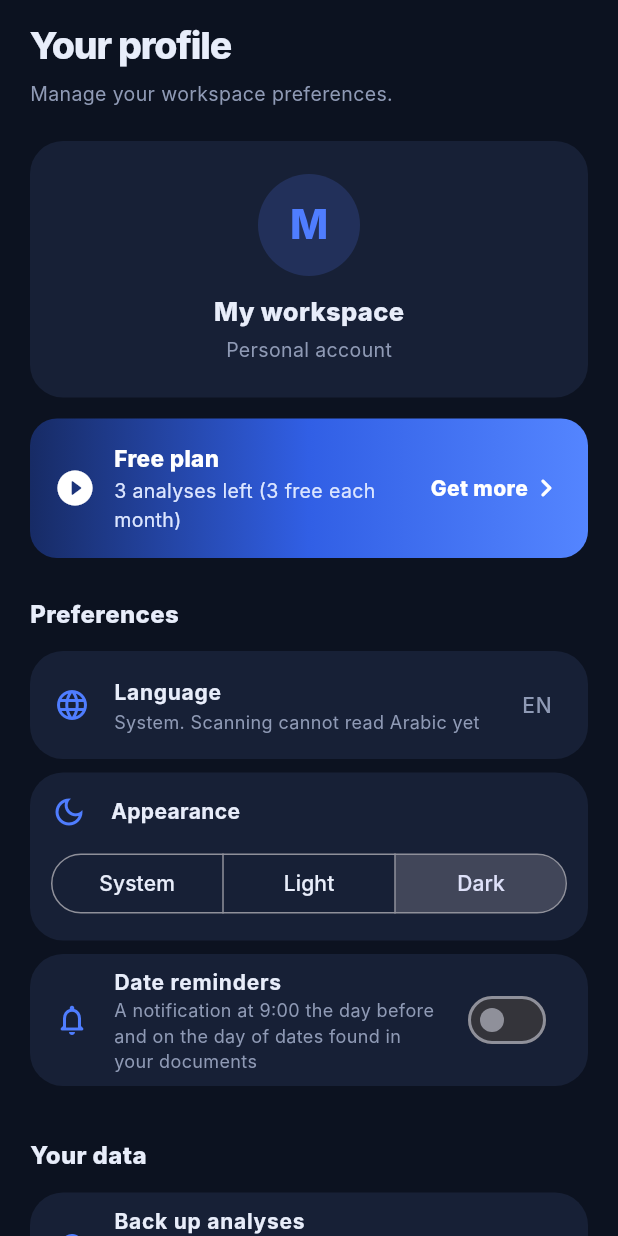
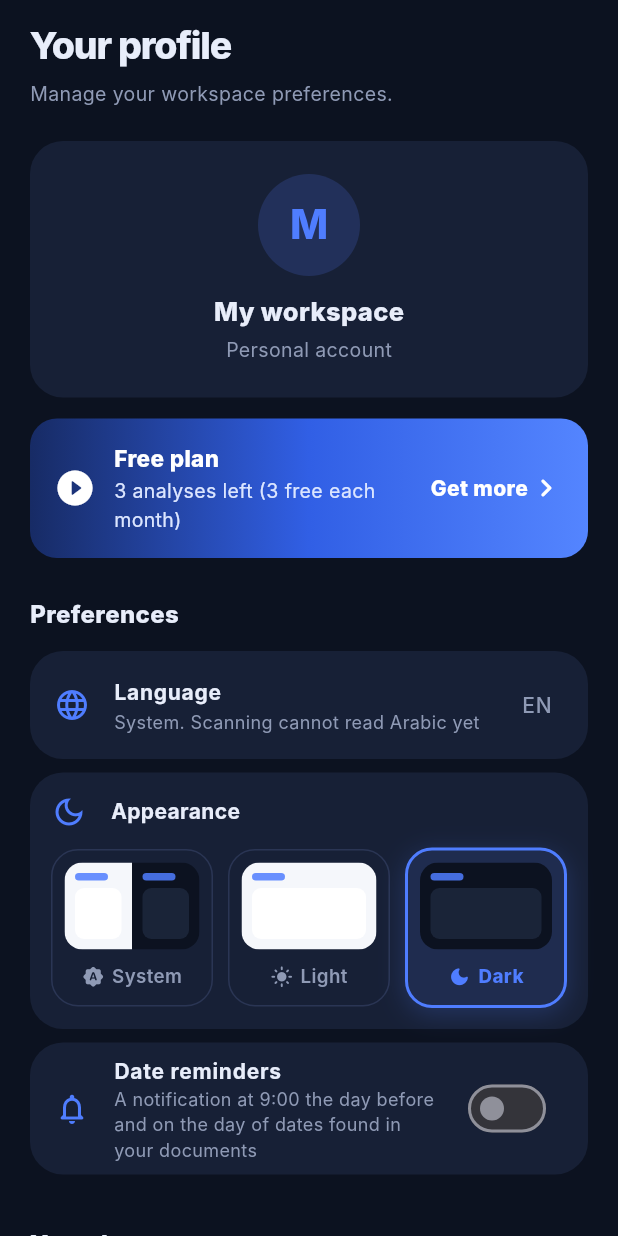
Before and after one commit to aminemtar/Document-Analyser, a Flutter app: the ProfilePage widget shown alone on an empty page, opened directly with empty values, after a tap on "Dark", on a phone screen of 412 x 824 dp. Run offline on Flutter 3.47's test engine with Material 3 defaults, Android fonts, the phone set to English and light mode, and no system bars; our stand-ins replace file_picker, flutter_dotenv, flutter_local_notifications, google_fonts, google_mobile_ads, image_picker and 3 more; missing offline and left inert: google_mlkit_text_recognition, pdfx, syncfusion_flutter_pdf; accounts and stored records are empty.

Commit message:
Premium appearance selector in Profile; theme animation always starts at the app bar icon (fixes Arabic)
Co-Authored-By: Claude Sonnet 5.5 <noreply@anthropic.com>
Claude-Session: https://claude.ai/code/session_01MSbEKDSyKVLGoJQ4xHBbzo

```diff
--- a/lib/main.dart
+++ b/lib/main.dart
@@ -124,8 +124,7 @@ class _DocuMindAppState extends State<DocuMindApp>
     if (dark == _dark) return;
     _captureOldFrame();
     _toDark = dark;
-    _origin = ThemeController.revealOrigin;
-    ThemeController.revealOrigin = null;
+    _origin = ThemeController.toggleCenter;
     _dark = dark;
     AppPalette.dark = dark;
     setState(() {});
@@ -210,7 +209,10 @@ class _RevealPainter extends CustomPainter {
 
   @override
   void paint(Canvas canvas, Size size) {
-    final center = origin ?? Offset(size.width - 40, 28);
+    // Normally the sun/moon button. If it is unknown, the corner where the
+    // app bar puts it: the right in English and French, the left in Arabic.
+    final center = origin ??
+        Offset(L10n.isRtl ? 40 : size.width - 40, 28);
     final corners = [
       Offset.zero,
       Offset(size.width, 0),
--- a/lib/screens/profile_page.dart
+++ b/lib/screens/profile_page.dart
@@ -2,7 +2,7 @@ import 'package:flutter/material.dart' hide Text;
 import '../l10n/tr_text.dart';
 import '../services/usage_service.dart';
 import '../theme/app_theme.dart';
-import '../theme/theme_controller.dart';
+import '../widgets/theme_mode_selector.dart';
 import '../widgets/common.dart';
 import '../services/ad_service.dart';
 import '../l10n/locale_controller.dart';
@@ -70,26 +70,7 @@ class ProfilePage extends StatelessWidget {
                                 fontSize: 14)),
                       ]),
                       const SizedBox(height: 12),
-                      ValueListenableBuilder<ThemeMode>(
-                          valueListenable: ThemeController.mode,
-                          builder: (context, mode, _) => SizedBox(
-                              width: double.infinity,
-                              child: SegmentedButton<ThemeMode>(
-                                  showSelectedIcon: false,
-                                  segments: const [
-                                    ButtonSegment(
-                                        value: ThemeMode.system,
-                                        label: Text('System')),
-                                    ButtonSegment(
-                                        value: ThemeMode.light,
-                                        label: Text('Light')),
-                                    ButtonSegment(
-                                        value: ThemeMode.dark,
-                                        label: Text('Dark')),
-                                  ],
-                                  selected: {mode},
-                                  onSelectionChanged: (selection) =>
-                                      ThemeController.set(selection.first)))),
+                      const ThemeModeSelector(),
                     ]))),
         Card(
             margin: const EdgeInsets.only(bottom: 9),
--- a/lib/theme/theme_controller.dart
+++ b/lib/theme/theme_controller.dart
@@ -4,10 +4,11 @@ import 'package:shared_preferences/shared_preferences.dart';
 /// The user's appearance choice: follow the system, or force light or dark.
 /// Kept on the device.
 abstract final class ThemeController {
-  /// Where the light/dark switch was tapped, in screen coordinates. The theme
-  /// change spreads from (or shrinks back to) this point. Null for changes
-  /// that do not come from a tap, such as the phone's own dark mode.
-  static Offset? revealOrigin;
+  /// Centre of the app bar's sun/moon button on screen, kept up to date by the
+  /// button itself. Every theme change, whether it comes from that button,
+  /// from Profile or from the phone, spreads from (or shrinks back into) this
+  /// point, so it always looks like the icon is what changed the theme.
+  static Offset? toggleCenter;
 
   static const _key = 'theme_mode';
 
--- a/lib/widgets/quick_settings.dart
+++ b/lib/widgets/quick_settings.dart
@@ -64,11 +64,27 @@ class LanguagePill extends StatelessWidget {
 /// Sun/moon button: switches between light and dark with a small turn
 /// animation. Choosing it sets the appearance explicitly (Profile can set it
 /// back to "System").
-class ThemeToggleButton extends StatelessWidget {
+class ThemeToggleButton extends StatefulWidget {
   const ThemeToggleButton({super.key});
 
   @override
+  State<ThemeToggleButton> createState() => _ThemeToggleButtonState();
+}
+
+class _ThemeToggleButtonState extends State<ThemeToggleButton> {
+  /// Remembers where this button is, so the theme animation can start there.
+  void _registerPosition() {
+    if (!mounted) return;
+    final box = context.findRenderObject() as RenderBox?;
+    if (box != null && box.attached && box.hasSize) {
+      ThemeController.toggleCenter =
+          box.localToGlobal(box.size.center(Offset.zero));
+    }
+  }
+
+  @override
   Widget build(BuildContext context) {
+    WidgetsBinding.instance.addPostFrameCallback((_) => _registerPosition());
     final dark = AppPalette.dark;
     final reduceMotion = MediaQuery.disableAnimationsOf(context);
     final label = dark ? 'Switch to light mode' : 'Switch to dark mode';
@@ -76,11 +92,7 @@ class ThemeToggleButton extends StatelessWidget {
       tooltip: label.tr,
       onPressed: () {
         HapticFeedback.selectionClick();
-        final box = context.findRenderObject() as RenderBox?;
-        if (box != null && box.hasSize) {
-          ThemeController.revealOrigin =
-              box.localToGlobal(box.size.center(Offset.zero));
-        }
+        _registerPosition();
         ThemeController.set(dark ? ThemeMode.light : ThemeMode.dark);
       },
       icon: AnimatedSwitcher(
--- /dev/null
+++ b/lib/widgets/theme_mode_selector.dart
@@ -0,0 +1,143 @@
+import 'package:flutter/material.dart' hide Text;
+import 'package:flutter/services.dart';
+import '../l10n/tr_text.dart';
+import '../theme/app_theme.dart';
+import '../theme/theme_controller.dart';
+
+/// Premium appearance chooser: three cards with a small preview of each look.
+/// The selected card uses the app's own accent colour and surface, so it
+/// follows the theme in light and dark mode.
+class ThemeModeSelector extends StatelessWidget {
+  const ThemeModeSelector({super.key});
+
+  @override
+  Widget build(BuildContext context) {
+    return ValueListenableBuilder<ThemeMode>(
+      valueListenable: ThemeController.mode,
+      builder: (context, mode, _) => Row(children: [
+        for (final (i, option) in _options.indexed) ...[
+          if (i > 0) const SizedBox(width: 10),
+          Expanded(
+              child: _ModeCard(
+                  option: option,
+                  selected: mode == option.mode,
+                  onTap: () {
+                    if (mode == option.mode) return;
+                    HapticFeedback.selectionClick();
+                    ThemeController.set(option.mode);
+                  })),
+        ],
+      ]),
+    );
+  }
+}
+
+class _Option {
+  final ThemeMode mode;
+  final String label;
+  final IconData icon;
+  const _Option(this.mode, this.label, this.icon);
+}
+
+const _options = [
+  _Option(ThemeMode.system, 'System', Icons.brightness_auto_rounded),
+  _Option(ThemeMode.light, 'Light', Icons.light_mode_rounded),
+  _Option(ThemeMode.dark, 'Dark', Icons.dark_mode_rounded),
+];
+
+class _ModeCard extends StatelessWidget {
+  final _Option option;
+  final bool selected;
+  final VoidCallback onTap;
+  const _ModeCard(
+      {required this.option, required this.selected, required this.onTap});
+
+  static const _lightBg = Color(0xFFF5F7FB);
+  static const _lightCard = Colors.white;
+  static const _darkBg = Color(0xFF0C1220);
+  static const _darkCard = Color(0xFF1A2438);
+
+  Widget _preview() {
+    Widget half(Color bg, Color card) => Container(
+        color: bg,
+        padding: const EdgeInsets.all(7),
+        child: Column(crossAxisAlignment: CrossAxisAlignment.start, children: [
+          Container(
+              height: 5,
+              width: 22,
+              decoration: BoxDecoration(
+                  color: blue.withValues(alpha: .85),
+                  borderRadius: BorderRadius.circular(3))),
+          const SizedBox(height: 5),
+          Expanded(
+              child: Container(
+                  decoration: BoxDecoration(
+                      color: card, borderRadius: BorderRadius.circular(6)))),
+        ]));
+    final content = switch (option.mode) {
+      ThemeMode.light => half(_lightBg, _lightCard),
+      ThemeMode.dark => half(_darkBg, _darkCard),
+      ThemeMode.system => Row(children: [
+          Expanded(child: half(_lightBg, _lightCard)),
+          Expanded(child: half(_darkBg, _darkCard)),
+        ]),
+    };
+    return ClipRRect(
+        borderRadius: BorderRadius.circular(12),
+        child: SizedBox(height: 58, child: content));
+  }
+
+  @override
+  Widget build(BuildContext context) {
+    final reduce = MediaQuery.disableAnimationsOf(context);
+    final label = option.label.tr;
+    return Semantics(
+      button: true,
+      selected: selected,
+      label: label,
+      child: ExcludeSemantics(
+        child: InkWell(
+          borderRadius: BorderRadius.circular(18),
+          onTap: onTap,
+          child: AnimatedContainer(
+            duration: reduce ? Duration.zero : const Duration(milliseconds: 240),
+            curve: Curves.easeOutCubic,
+            padding: const EdgeInsets.fromLTRB(8, 8, 8, 10),
+            decoration: BoxDecoration(
+              color: selected ? AppColors.surfaceTint : AppColors.surface,
+              borderRadius: BorderRadius.circular(18),
+              border: Border.all(
+                  color: selected ? blue : AppColors.border,
+                  width: selected ? 2 : 1),
+              boxShadow: selected
+                  ? [
+                      BoxShadow(
+                          color: blue.withValues(alpha: .22),
+                          blurRadius: 14,
+                          offset: const Offset(0, 4))
+                    ]
+                  : null,
+            ),
+            child: Column(mainAxisSize: MainAxisSize.min, children: [
+              _preview(),
+              const SizedBox(height: 9),
+              Row(mainAxisAlignment: MainAxisAlignment.center, children: [
+                Icon(option.icon, size: 15, color: selected ? blue : muted),
+                const SizedBox(width: 5),
+                Flexible(
+                    child: Text(option.label,
+                        maxLines: 1,
+                        overflow: TextOverflow.ellipsis,
+                        style: TextStyle(
+                            fontSize: 12.5,
+                            fontWeight:
+                                selected ? FontWeight.w800 : FontWeight.w600,
+                            color: selected ? blue : muted))),
+              ]),
+            ]),
+          ),
+        ),
+      ),
+    );
+  }
+}
```
